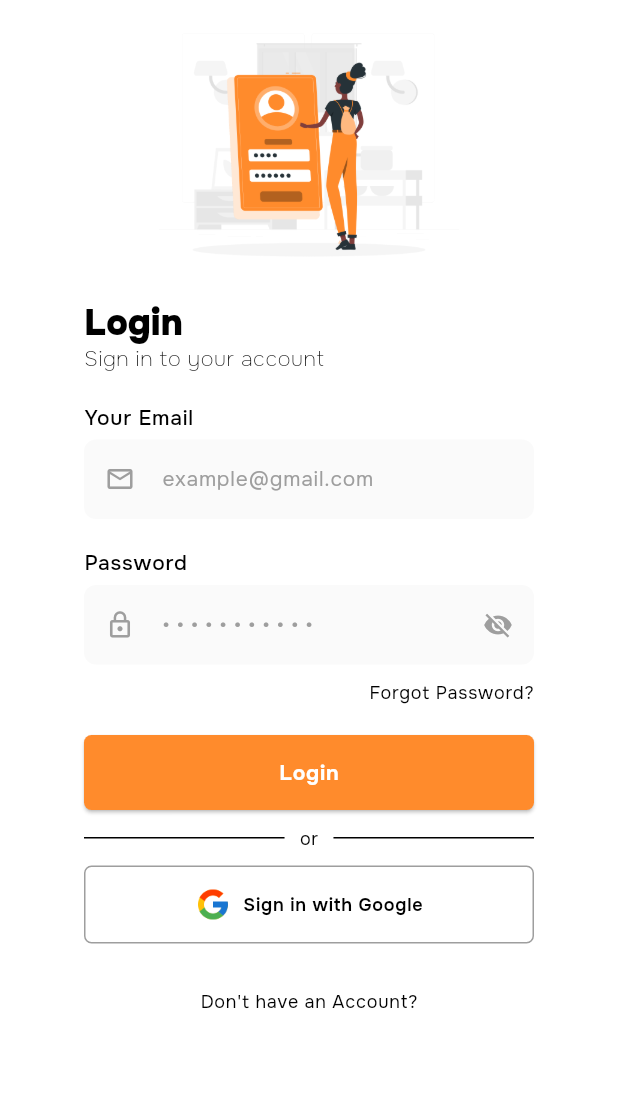
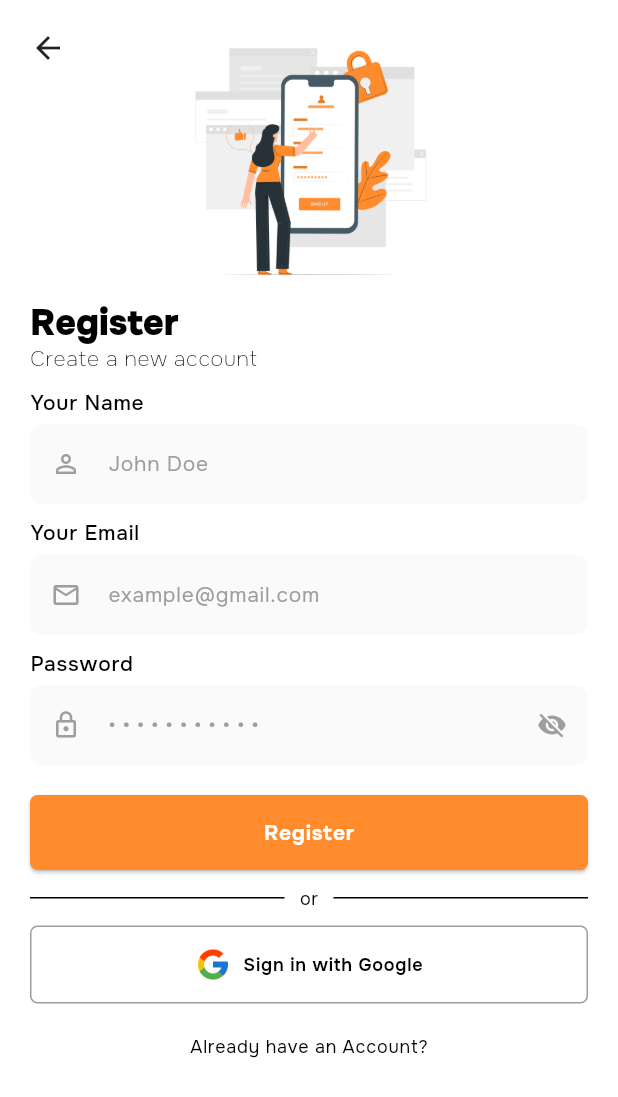
Before and after one commit to iKay-Peter/NoteIQ, a Flutter app: the LoginScreen screen opened by its route, after a tap on "Don't have an Account?", on a phone screen of 412 x 824 dp. Shown: the top 1097 px of the screen. Run offline on Flutter 3.47's test engine with Material 3 defaults, Android fonts, the phone set to English and light mode, and no system bars; our stand-ins replace sqflite, sqflite_common, sqflite_common_ffi, supabase_flutter; missing offline and left inert: brick_core, brick_offline_first, brick_offline_first_with_supabase, brick_sqlite, brick_supabase; accounts and stored records are empty; statements that could not run were skipped.

Commit message:
Designed Register page

```diff
--- a/lib/app/config/app_routes.dart
+++ b/lib/app/config/app_routes.dart
@@ -2,4 +2,5 @@ abstract class AppRoutes {
   static const String home = '/home';
   static const String splash = '/splash';
   static const String login = '/login';
+  static const String register = '/register';
 }
--- a/lib/app/config/route_generator.dart
+++ b/lib/app/config/route_generator.dart
@@ -2,6 +2,7 @@ import 'package:flutter/material.dart';
 import 'package:notiq/app/config/app_routes.dart';
 import 'package:notiq/ui/screens/home_screen.dart';
 import 'package:notiq/ui/screens/login_screen.dart';
+import 'package:notiq/ui/screens/register_screen.dart';
 import 'package:notiq/ui/screens/splash_screen.dart';
 
 class RouteGenerator {
@@ -13,6 +14,8 @@ class RouteGenerator {
         return MaterialPageRoute(builder: (_) => HomeScreen());
       case AppRoutes.login:
         return MaterialPageRoute(builder: (_) => LoginScreen());
+      case AppRoutes.register:
+        return MaterialPageRoute(builder: (_) => RegisterScreen());
       default:
         return _errorRoute();
     }
--- a/lib/ui/screens/login_screen.dart
+++ b/lib/ui/screens/login_screen.dart
@@ -1,5 +1,8 @@
 import 'package:flutter/material.dart';
+import 'package:notiq/app/config/app_routes.dart';
 import 'package:notiq/app/theme/app_theme.dart';
+import 'package:notiq/ui/widgets/buttons/sign_in_with_google.dart';
+import 'package:notiq/ui/widgets/buttons/submit_button.dart';
 import 'package:notiq/ui/widgets/input/text_field.dart';
 
 class LoginScreen extends StatefulWidget {
@@ -16,8 +19,9 @@ class _LoginScreenState extends State<LoginScreen> {
     return Scaffold(
       backgroundColor: Colors.white,
       body: Center(
+        child: Padding(
+          padding: const EdgeInsets.all(20),
           child: SizedBox(
-          width: 300,
             height: MediaQuery.of(context).size.height,
             child: SingleChildScrollView(
               child: Column(
@@ -78,24 +82,7 @@ class _LoginScreenState extends State<LoginScreen> {
                     ],
                   ),
                   const SizedBox(height: 20),
-                ElevatedButton(
-                  onPressed: () {},
-                  style: ElevatedButton.styleFrom(
-                    shape: RoundedRectangleBorder(
-                      borderRadius: BorderRadius.circular(5),
-                    ),
-                    backgroundColor: Apptheme.orange,
-                    minimumSize: const Size.fromHeight(50),
-                  ),
-                  child: Text(
-                    "Login",
-                    style: theme.textTheme.labelSmall!.copyWith(
-                      color: Colors.white,
-                      fontWeight: FontWeight.w700,
-                      fontSize: 14,
-                    ),
-                  ),
-                ),
+                  SubmitButton(text: 'Login', onPressed: () {}),
                   const SizedBox(height: 10),
                   Row(
                     children: [
@@ -108,40 +95,15 @@ class _LoginScreenState extends State<LoginScreen> {
                     ],
                   ),
                   const SizedBox(height: 10),
-                SizedBox(
-                  width: double.infinity,
-                  child: OutlinedButton.icon(
-                    icon: Image.asset(
-                      'assets/images/logos/google.png',
-                      height: 24,
-                      width: 24,
-                    ),
-                    label: Text(
-                      "Sign in with Google",
-                      style: theme.textTheme.labelSmall!.copyWith(
-                        fontWeight: FontWeight.w600,
-                      ),
-                    ),
-                    style: OutlinedButton.styleFrom(
-                      side: const BorderSide(color: Colors.grey),
-                      shape: RoundedRectangleBorder(
-                        borderRadius: BorderRadius.circular(5),
-                      ),
-                      padding: const EdgeInsets.symmetric(vertical: 14),
-                      foregroundColor: Colors.black87,
-                      backgroundColor: Colors.white,
-                    ),
-                    onPressed: () {
-                      // TODO: Implement Google sign-in logic
-                    },
-                  ),
-                ),
+                  SignInWithGoogleButton(),
                   const SizedBox(height: 30),
                   Row(
                     mainAxisAlignment: MainAxisAlignment.center,
                     children: [
                       GestureDetector(
-                      onTap: () {},
+                        onTap: () {
+                          Navigator.pushNamed(context, AppRoutes.register);
+                        },
                         child: Text(
                           "Don't have an Account?",
                           style: theme.textTheme.labelSmall,
@@ -154,6 +116,7 @@ class _LoginScreenState extends State<LoginScreen> {
             ),
           ),
         ),
+      ),
     );
   }
 }
--- /dev/null
+++ b/lib/ui/screens/register_screen.dart
@@ -0,0 +1,141 @@
+import 'package:flutter/material.dart';
+import 'package:notiq/ui/widgets/buttons/sign_in_with_google.dart';
+import 'package:notiq/ui/widgets/buttons/submit_button.dart';
+import 'package:notiq/ui/widgets/input/text_field.dart';
+
+class RegisterScreen extends StatefulWidget {
+  const RegisterScreen({super.key});
+
+  @override
+  State<RegisterScreen> createState() => _RegisterScreenState();
+}
+
+class _RegisterScreenState extends State<RegisterScreen> {
+  @override
+  Widget build(BuildContext context) {
+    var theme = Theme.of(context);
+    return Scaffold(
+      backgroundColor: Colors.white,
+      body: Center(
+        child: Column(
+          children: [
+            Padding(
+              padding: const EdgeInsets.all(20),
+              child: SizedBox(
+                child: SingleChildScrollView(
+                  child: Column(
+                    crossAxisAlignment: CrossAxisAlignment.stretch,
+                    children: [
+                      Stack(
+                        children: [
+                          Row(
+                            mainAxisAlignment: MainAxisAlignment.start,
+                            children: [
+                              GestureDetector(
+                                child: Icon(Icons.arrow_back),
+                                onTap: () {
+                                  Navigator.of(context).pop();
+                                },
+                              ),
+                            ],
+                          ),
+                          Row(
+                            mainAxisAlignment: MainAxisAlignment.center,
+                            children: [
+                              Image.asset(
+                                'assets/images/illustrations/signup.png',
+                                height: 180,
+                              ),
+                            ],
+                          ),
+                        ],
+                      ),
+                      Text("Register", style: theme.textTheme.titleLarge),
+                      Text(
+                        "Create a new account",
+                        style: theme.textTheme.bodySmall,
+                      ),
+                      const SizedBox(height: 10),
+                      CustomTextField(
+                        label: "Your Name",
+                        hintText: "John Doe",
+                        keyboardType: TextInputType.text,
+                        prefixIcon: Icons.person_outline,
+                        validator: (value) {
+                          if (value == null || value.isEmpty) {
+                            return 'Please enter your name';
+                          }
+                          return null;
+                        },
+                      ),
+                      const SizedBox(height: 10),
+                      CustomTextField(
+                        label: "Your Email",
+                        hintText: "example@gmail.com",
+                        keyboardType: TextInputType.emailAddress,
+                        prefixIcon: Icons.email_outlined,
+                        validator: (value) {
+                          if (value == null || value.isEmpty) {
+                            return 'Please enter your email';
+                          }
+                          return null;
+                        },
+                      ),
+                      const SizedBox(height: 10),
+                      CustomTextField(
+                        label: "Password",
+                        hintText: "• • • • • • • • • • •",
+                        obscureText: true,
+                        prefixIcon: Icons.lock_outline,
+                        isPassword: true,
+                        validator: (value) {
+                          if (value == null || value.isEmpty) {
+                            return 'Please enter your password';
+                          }
+                          return null;
+                        },
+                      ),
+                      const SizedBox(height: 20),
+                      SubmitButton(text: 'Register', onPressed: () {}),
+                      const SizedBox(height: 10),
+                      Row(
+                        children: [
+                          const Expanded(child: Divider()),
+                          Padding(
+                            padding: const EdgeInsets.symmetric(horizontal: 10),
+                            child: Text(
+                              "or",
+                              style: theme.textTheme.labelSmall,
+                            ),
+                          ),
+                          const Expanded(child: Divider()),
+                        ],
+                      ),
+                      const SizedBox(height: 10),
+                      SignInWithGoogleButton(),
+                      const SizedBox(height: 20),
+                      Row(
+                        mainAxisAlignment: MainAxisAlignment.center,
+                        children: [
+                          GestureDetector(
+                            onTap: () {
+                              Navigator.of(context).pop();
+                            },
+                            child: Text(
+                              "Already have an Account?",
+                              style: theme.textTheme.labelSmall,
+                            ),
+                          ),
+                        ],
+                      ),
+                    ],
+                  ),
+                ),
+              ),
+            ),
+          ],
+        ),
+      ),
+    );
+  }
+}
--- /dev/null
+++ b/lib/ui/widgets/buttons/sign_in_with_google.dart
@@ -0,0 +1,35 @@
+import 'package:flutter/material.dart';
+
+class SignInWithGoogleButton extends StatelessWidget {
+  const SignInWithGoogleButton({super.key});
+
+  @override
+  Widget build(BuildContext context) {
+    return SizedBox(
+      width: double.infinity,
+      child: OutlinedButton.icon(
+        icon: Image.asset(
+          'assets/images/logos/google.png',
+          height: 24,
+          width: 24,
+        ),
+        label: Text(
+          "Sign in with Google",
+          style: Theme.of(
+            context,
+          ).textTheme.labelSmall!.copyWith(fontWeight: FontWeight.w600),
+        ),
+        style: OutlinedButton.styleFrom(
+          side: const BorderSide(color: Colors.grey),
+          shape: RoundedRectangleBorder(borderRadius: BorderRadius.circular(5)),
+          padding: const EdgeInsets.symmetric(vertical: 14),
+          foregroundColor: Colors.black87,
+          backgroundColor: Colors.white,
+        ),
+        onPressed: () {
+          // TODO: Implement Google sign-in logic
+        },
+      ),
+    );
+  }
+}
--- /dev/null
+++ b/lib/ui/widgets/buttons/submit_button.dart
@@ -0,0 +1,51 @@
+import 'package:flutter/material.dart';
+import 'package:notiq/app/theme/app_theme.dart';
+
+class SubmitButton extends StatelessWidget {
+  final String text;
+  final VoidCallback onPressed;
+  final bool isLoading;
+  final bool isEnabled;
+
+  const SubmitButton({
+    Key? key,
+    required this.text,
+    required this.onPressed,
+    this.isLoading = false,
+    this.isEnabled = true,
+  }) : super(key: key);
+
+  @override
+  Widget build(BuildContext context) {
+    var theme = Theme.of(context);
+    return SizedBox(
+      width: double.infinity,
+      child: ElevatedButton(
+        onPressed: isEnabled && !isLoading ? onPressed : null,
+        style: ElevatedButton.styleFrom(
+          shape: RoundedRectangleBorder(borderRadius: BorderRadius.circular(5)),
+          backgroundColor: Apptheme.orange,
+          minimumSize: const Size.fromHeight(50),
+        ),
+        child:
+            isLoading
+                ? const SizedBox(
+                  width: 24,
+                  height: 24,
+                  child: CircularProgressIndicator(
+                    valueColor: AlwaysStoppedAnimation<Color>(Colors.white),
+                    strokeWidth: 2,
+                  ),
+                )
+                : Text(
+                  text,
+                  style: theme.textTheme.labelSmall!.copyWith(
+                    color: Colors.white,
+                    fontWeight: FontWeight.w700,
+                    fontSize: 14,
+                  ),
+                ),
+      ),
+    );
+  }
+}
```
Lines whose indentation alone changed are shown as unchanged.
